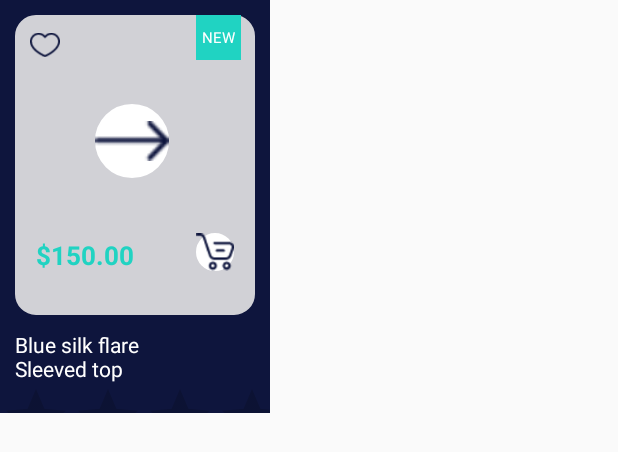
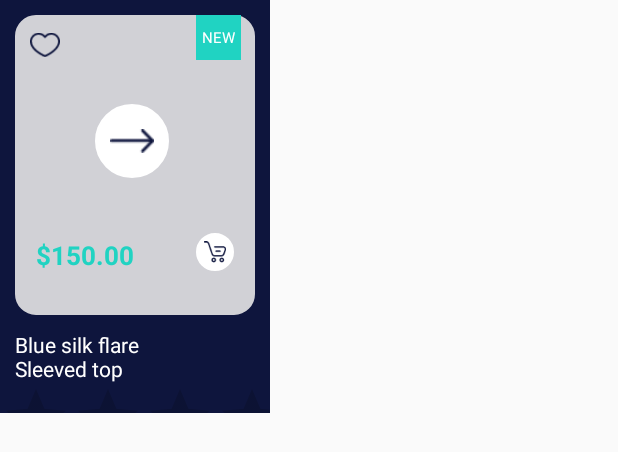
Before and after one commit to SpinnerTechAndro/AfiqSouq, an Android app: the layout fragmeny_shop.xml on its own in the app's theme, with its tools: preview values and no code run, on a phone screen of 412 x 824 dp. Shown: the top 452 px of the screen. Run offline under Robolectric (Android 15) with nearby library versions, the phone set to English and light mode, and no system bars.

Commit message:
SignUp,Verification,Reset Password,Splash,Filter,Home,My Account,My Cart,Order Success,Product Details,Search,Shop,Shopping Cart

```diff
--- a/app/src/main/res/drawable/ic_baseline_keyboard_arrow_down_24.xml
+++ b/app/src/main/res/drawable/ic_baseline_keyboard_arrow_down_24.xml
@@ -1,10 +1,10 @@
 <vector xmlns:android="http://schemas.android.com/apk/res/android"
-    android:width="24dp"
-    android:height="24dp"
+    android:width="16dp"
+    android:height="16dp"
     android:viewportWidth="24"
     android:viewportHeight="24"
     android:tint="@color/cyan">
   <path
-      android:fillColor="@android:color/white"
+      android:fillColor="@color/cyan"
       android:pathData="M7.41,8.59L12,13.17l4.59,-4.58L18,10l-6,6 -6,-6 1.41,-1.41z"/>
 </vector>
--- a/app/src/main/res/layout/fragment_search.xml
+++ b/app/src/main/res/layout/fragment_search.xml
@@ -67,6 +67,7 @@
             android:layout_marginEnd="14dp"
             android:layout_marginRight="14dp"
             android:layout_marginBottom="29dp"
+            android:padding="5dp"
             android:background="@drawable/shape_round_white"
             android:src="@drawable/cart_icon" />
 
--- a/app/src/main/res/layout/fragmeny_shop.xml
+++ b/app/src/main/res/layout/fragmeny_shop.xml
@@ -45,6 +45,7 @@
                 android:layout_marginEnd="57dp"
                 android:layout_marginRight="57dp"
                 android:layout_marginBottom="91dp"
+                android:padding="10dp"
                 android:src="@drawable/right_arrow"
                 android:background="@drawable/shape_round_white"/>
 
@@ -77,6 +78,7 @@
                 android:layout_marginEnd="14dp"
                 android:layout_marginRight="14dp"
                 android:layout_marginBottom="29dp"
+                android:padding="5dp"
                 android:background="@drawable/shape_round_white"
                 android:src="@drawable/cart_icon" />
 
```
